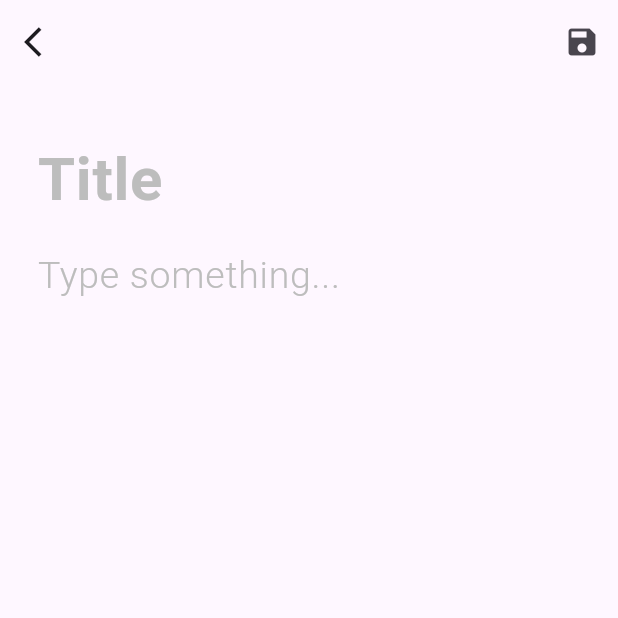
After one commit to rawanabdulhayy/notes_app, a Flutter app: the screen it shows after launch, on a phone screen of 412 x 824 dp, the top half of it. The commit adds this screen. Run offline on Flutter 3.47's test engine with Material 3 defaults, Android fonts, the phone set to English and light mode, and no system bars; our stand-ins replace sqflite; accounts and stored records are empty.

Commit message:
model work added, come comments still need modification

```diff
--- /dev/null
+++ b/lib/create_note.dart
@@ -0,0 +1,51 @@
+import 'package:flutter/material.dart';
+
+class CreateNote extends StatefulWidget {
+  const CreateNote({super.key});
+
+  @override
+  State<CreateNote> createState() => _CreateNoteState();
+}
+
+class _CreateNoteState extends State<CreateNote> {
+  @override
+  Widget build(BuildContext context) {
+    return Scaffold(
+      appBar: AppBar(
+        leading: Icon(Icons.arrow_back_ios),
+        actions: [IconButton(onPressed: () {}, icon: Icon(Icons.save))],
+      ),
+      body: Padding(
+        padding: const EdgeInsets.all(25.0),
+        child: Column(
+          children: [
+            TextField(
+              decoration: InputDecoration(
+                hintText: "Title",
+                hintStyle: TextStyle(
+                  color: Colors.grey.shade400,
+                  fontSize: 40,
+                  fontWeight: FontWeight.bold,
+                ),
+                border: InputBorder.none,
+              ),
+            ),
+            TextField(
+              //so we have a textfield widget that takes a decoration type InputDecoration
+              //and the inside border is even assigned an inputborder, unlike the Border.all in containers
+              decoration: InputDecoration(
+                border: InputBorder.none,
+                hintText: "Type something...",
+                hintStyle: TextStyle(
+                  color: Colors.grey.shade400,
+                  fontSize: 25,
+                  fontWeight: FontWeight.w300,
+                )
+              ),
+            ),
+          ],
+        ),
+      ),
+    );
+  }
+}
--- a/lib/main.dart
+++ b/lib/main.dart
@@ -1,4 +1,5 @@
 import 'package:flutter/material.dart';
+import 'package:notes_app/create_note.dart';
 import 'package:notes_app/notes_screen.dart';
 
 void main() {
@@ -16,7 +17,7 @@ class MyApp extends StatelessWidget {
       theme: ThemeData(
         colorScheme: ColorScheme.fromSeed(seedColor: Colors.deepPurple),
       ),
-      home: NotesScreen(),
+      home: CreateNote(),
     );
   }
 }
--- a/pubspec.yaml
+++ b/pubspec.yaml
@@ -36,6 +36,8 @@ dependencies:
   cupertino_icons: ^1.0.8
   flutter_staggered_grid_view: ^0.7.0
   intl: ^0.20.2
+  path: ^1.9.1
+  sqflite: ^2.4.2
 
 dev_dependencies:
   flutter_test:
```
Also changed, not shown: lib/db/notes_database.dart (added, +141 -0 lines), pubspec.lock, 3 other files.
